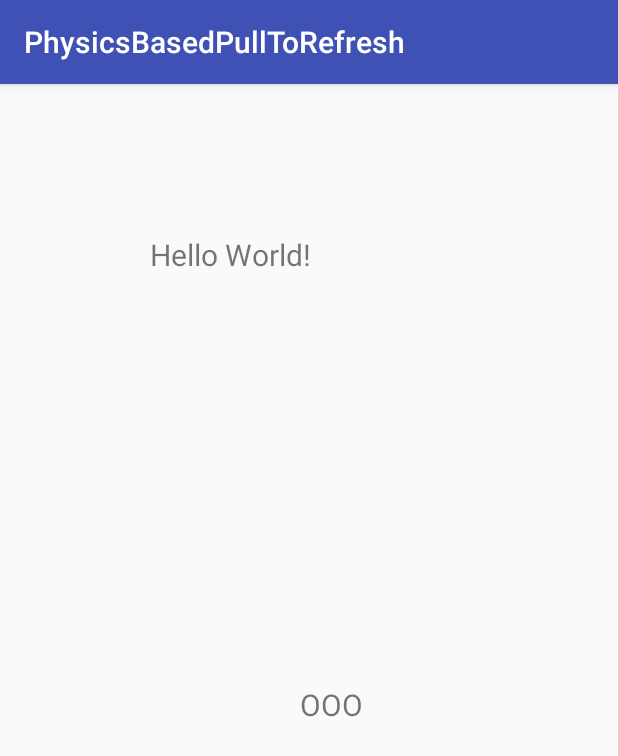
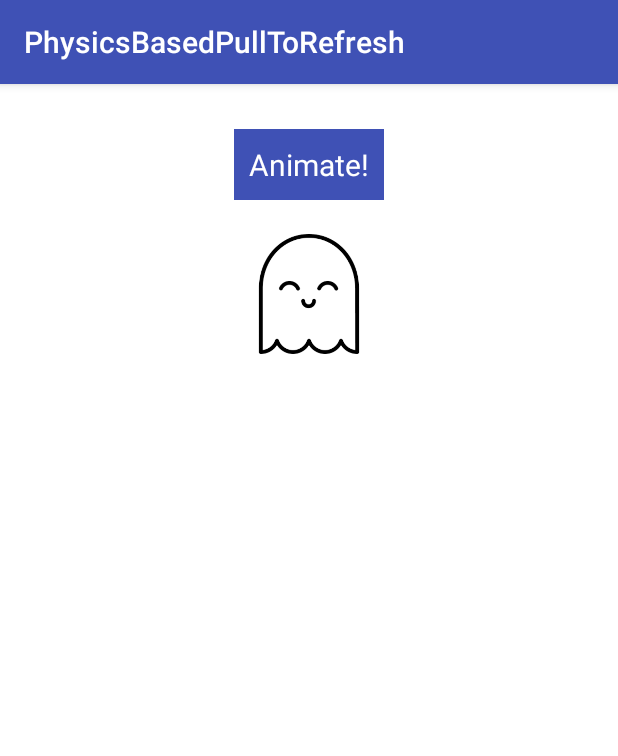
Before and after one commit to calren/physicsBasedAnimation, an Android app: the screen it shows after launch (MainActivity), on a phone screen of 412 x 824 dp. Shown: the top 756 px of the screen. Run offline under Robolectric (Android 15) with nearby library versions, the phone set to English and light mode, and no system bars.

```diff
--- a/app/src/main/java/com/example/caren/physicsbasedpulltorefresh/MainActivity.java
+++ b/app/src/main/java/com/example/caren/physicsbasedpulltorefresh/MainActivity.java
@@ -11,20 +11,21 @@ import android.widget.Toast;
 import static android.support.animation.SpringForce.DAMPING_RATIO_HIGH_BOUNCY;
 import static android.support.animation.SpringForce.DAMPING_RATIO_LOW_BOUNCY;
 import static android.support.animation.SpringForce.STIFFNESS_LOW;
+import static android.support.animation.SpringForce.STIFFNESS_VERY_LOW;
 
 public class MainActivity extends AppCompatActivity {
 
-    View button;
-    View img;
-    SpringAnimation springAnim;
-    float originalButtonTranslation;
+    private View button;
+    private View img;
+    private SpringAnimation springAnim;
+    private float originalButtonTranslation;
 
     @Override
     protected void onCreate(Bundle savedInstanceState) {
         super.onCreate(savedInstanceState);
         setContentView(R.layout.activity_main);
 
-        img = findViewById(R.id.o);
+        img = findViewById(R.id.image);
         button = findViewById(R.id.button);
         originalButtonTranslation = button.getTranslationY();
 
@@ -42,9 +43,9 @@ public class MainActivity extends AppCompatActivity {
     }
 
     private void resetAnimation(float stiffness) {
-        springAnim = new SpringAnimation(img, DynamicAnimation.TRANSLATION_Y, 300);
+        springAnim = new SpringAnimation(img, DynamicAnimation.TRANSLATION_Y, 500);
         springAnim.getSpring().setDampingRatio(DAMPING_RATIO_HIGH_BOUNCY);
-        springAnim.getSpring().setStiffness(stiffness > 1 ? stiffness : 1 * STIFFNESS_LOW);
+        springAnim.getSpring().setStiffness(stiffness > 1 ? stiffness * STIFFNESS_VERY_LOW : 1 * STIFFNESS_VERY_LOW);
 
         springAnim.addEndListener(new DynamicAnimation.OnAnimationEndListener() {
             @Override
--- a/app/src/main/res/layout/activity_main.xml
+++ b/app/src/main/res/layout/activity_main.xml
@@ -1,26 +1,29 @@
 <?xml version="1.0" encoding="utf-8"?>
-<FrameLayout xmlns:android="http://schemas.android.com/apk/res/android"
-    xmlns:app="http://schemas.android.com/apk/res-auto"
+<RelativeLayout xmlns:android="http://schemas.android.com/apk/res/android"
     xmlns:tools="http://schemas.android.com/tools"
     android:layout_width="match_parent"
     android:layout_height="match_parent"
+    android:background="#ffffff"
     tools:context="com.example.caren.physicsbasedpulltorefresh.MainActivity">
 
     <TextView
+        android:id="@+id/button"
         android:layout_width="wrap_content"
         android:layout_height="wrap_content"
-        android:layout_margin="100dp"
-        android:textSize="20sp"
-        android:id="@+id/button"
-        android:text="Hello World!" />
+        android:layout_centerHorizontal="true"
+        android:layout_marginTop="30dp"
+        android:background="@color/colorPrimary"
+        android:padding="10dp"
+        android:text="Animate!"
+        android:textColor="#ffffff"
+        android:textSize="20sp" />
 
-    <TextView
-        android:layout_width="wrap_content"
-        android:layout_height="wrap_content"
-        android:id="@+id/o"
-        android:layout_marginTop="400dp"
-        android:layout_marginLeft="200dp"
-        android:textSize="20sp"
-        android:text="OOO" />
+    <ImageView
+        android:id="@+id/image"
+        android:layout_width="80dp"
+        android:layout_height="80dp"
+        android:layout_centerHorizontal="true"
+        android:layout_marginTop="100dp"
+        android:src="@drawable/ghost" />
 
-</FrameLayout>
+</RelativeLayout>
```
Also changed, not shown: app/src/main/res/drawable/ghost.png (added), 1 other file.
